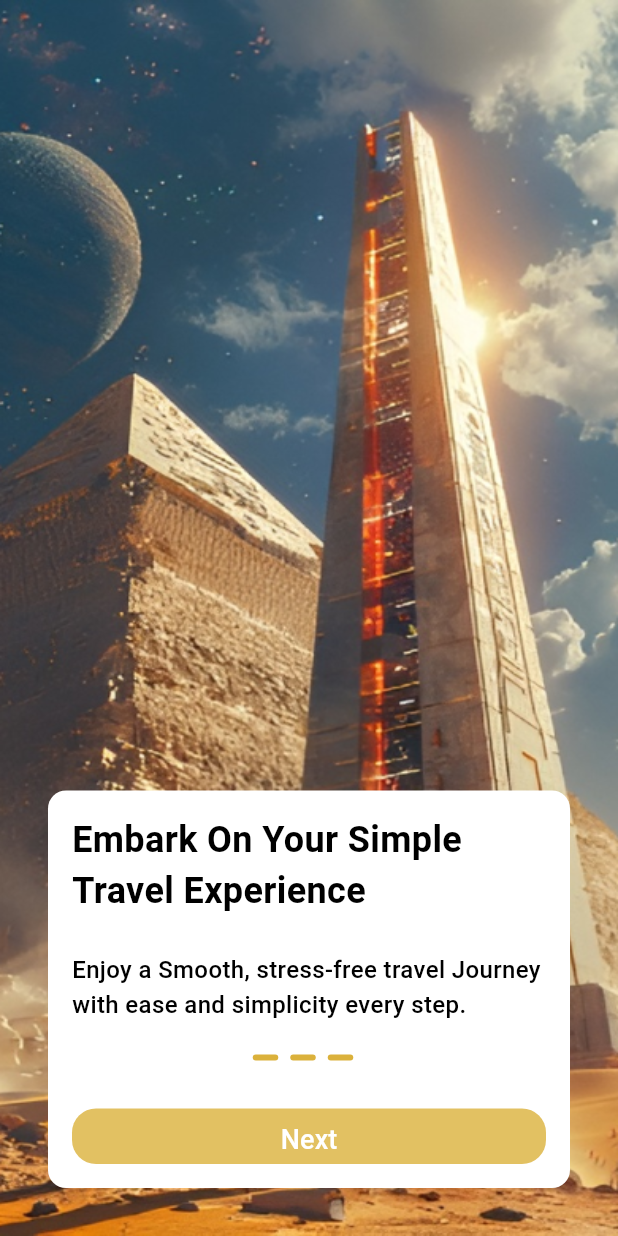
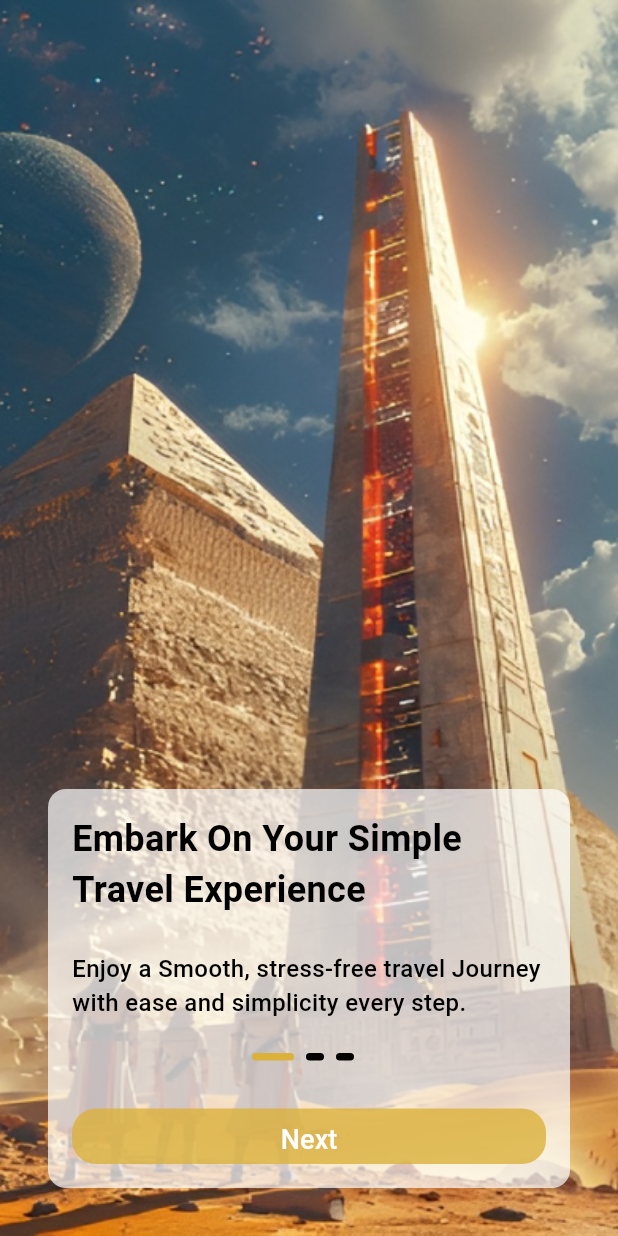
Before and after one commit to Nabil-Gabr/Iteru-App, a Flutter app: the screen it shows after launch, on a phone screen of 412 x 824 dp. Run offline on Flutter 3.47's test engine with Material 3 defaults, Android fonts, the phone set to English and light mode, and no system bars.

Commit message:
onboarding view logic done

```diff
--- a/lib/modules/onboarding/presentation/views/widgets/custtom_dot_indicator.dart
+++ b/lib/modules/onboarding/presentation/views/widgets/custtom_dot_indicator.dart
@@ -1,16 +1,18 @@
 import 'package:flutter/material.dart';
 
 class CustomDotIndicator extends StatelessWidget {
-  const CustomDotIndicator({super.key});
+  const CustomDotIndicator({super.key, required this.active});
+  final bool active;
 
   @override
   Widget build(BuildContext context) {
-    return Container(
-      width: 17,
-      height: 4,
-      decoration: const BoxDecoration(
-          color: Color(0xFFDBB13B),
-          borderRadius: BorderRadius.all(Radius.circular(8))),
+    return AnimatedContainer(
+      duration: const Duration(milliseconds: 300),
+      width: active ? 28 : 12,
+      height: 5,
+      decoration: BoxDecoration(
+          color: active ? const Color(0xFFDBB13B) :  Colors.black,
+          borderRadius: const BorderRadius.all(Radius.circular(8))),
     );
   }
 }
--- a/lib/modules/onboarding/presentation/views/widgets/dots_indicator.dart
+++ b/lib/modules/onboarding/presentation/views/widgets/dots_indicator.dart
@@ -2,7 +2,8 @@ import 'package:flutter/material.dart';
 import 'package:iteru_app/modules/onboarding/presentation/views/widgets/custtom_dot_indicator.dart';
 
 class DotsIndicator extends StatelessWidget {
-  const DotsIndicator({super.key});
+  const DotsIndicator({super.key, required this.currentPageIndex});
+  final int currentPageIndex;
 
   @override
   Widget build(BuildContext context) {
@@ -10,9 +11,9 @@ class DotsIndicator extends StatelessWidget {
       mainAxisAlignment: MainAxisAlignment.center,
       children: List.generate(
         3,
-        (index) => const Padding(
-          padding: EdgeInsets.only(right: 8.0),
-          child: CustomDotIndicator(),
+        (index) =>  Padding(
+          padding: const EdgeInsets.only(right: 8.0),
+          child: CustomDotIndicator(active: index == currentPageIndex,),
         ),
       ),
     );
--- a/lib/modules/onboarding/presentation/views/widgets/onboarding_view_body.dart
+++ b/lib/modules/onboarding/presentation/views/widgets/onboarding_view_body.dart
@@ -2,14 +2,36 @@ import 'package:flutter/material.dart';
 import 'package:iteru_app/core/utils/app_images.dart';
 import 'package:iteru_app/modules/onboarding/presentation/views/widgets/page_view_item.dart';
 
-class OnboardingViewBody extends StatelessWidget {
+class OnboardingViewBody extends StatefulWidget {
   const OnboardingViewBody({super.key});
+
+  @override
+  State<OnboardingViewBody> createState() => _OnboardingViewBodyState();
+}
+
+class _OnboardingViewBodyState extends State<OnboardingViewBody> {
+  late PageController pageController;
+  int currentPageIndex = 0;
+
+  @override
+  void initState() {
+    pageController = PageController();
+    pageController.addListener(
+      () {
+        currentPageIndex = pageController.page!.round();
+        setState(() {});
+      },
+    );
+    super.initState();
+  }
 
   @override
   Widget build(BuildContext context) {
     return PageView(
-      children: const [
+      controller: pageController,
+      children:  [
         PageViewItem(
+          currentPageIndex: currentPageIndex,
           image: Assets.imagesBackgroundOnboardingScreenOne,
           title: 'Embark On Your Simple Travel Experience',
           subTitle:
@@ -17,6 +39,7 @@ class OnboardingViewBody extends StatelessWidget {
         ),
 
         PageViewItem(
+          currentPageIndex: currentPageIndex,
           image: Assets.imagesBackgroundOnboardingScreenTwo,
           title: 'Embark On Your Simple Travel Experience',
           subTitle:
@@ -24,6 +47,7 @@ class OnboardingViewBody extends StatelessWidget {
         ),
 
         PageViewItem(
+          currentPageIndex: currentPageIndex,
           image: Assets.imagesBackgroundOnboardingScreenThree,
           title: 'Embark On Your Simple Travel Experience',
           subTitle:
--- a/lib/modules/onboarding/presentation/views/widgets/page_view_item.dart
+++ b/lib/modules/onboarding/presentation/views/widgets/page_view_item.dart
@@ -7,9 +7,10 @@ class PageViewItem extends StatelessWidget {
     super.key,
     required this.image,
     required this.title,
-    required this.subTitle,
+    required this.subTitle, required this.currentPageIndex,
   });
   final String image, title, subTitle;
+  final int currentPageIndex;
 
   @override
   Widget build(BuildContext context) {
@@ -26,9 +27,9 @@ class PageViewItem extends StatelessWidget {
             const Expanded(child: SizedBox()),
             Container(
               padding: const EdgeInsets.all(16),
-              decoration: const BoxDecoration(
-                color: Colors.white,
-                borderRadius: BorderRadius.all(Radius.circular(12))
+              decoration:  BoxDecoration(
+                color: Colors.white.withOpacity(.7),
+                borderRadius: const BorderRadius.all(Radius.circular(12))
               ),
 
               child: Column(
@@ -55,7 +56,7 @@ class PageViewItem extends StatelessWidget {
               const SizedBox(
                 height: 22,
               ),
-              const DotsIndicator(),
+               DotsIndicator(currentPageIndex: currentPageIndex,),
               const SizedBox(
                 height: 32,
               ),
```
